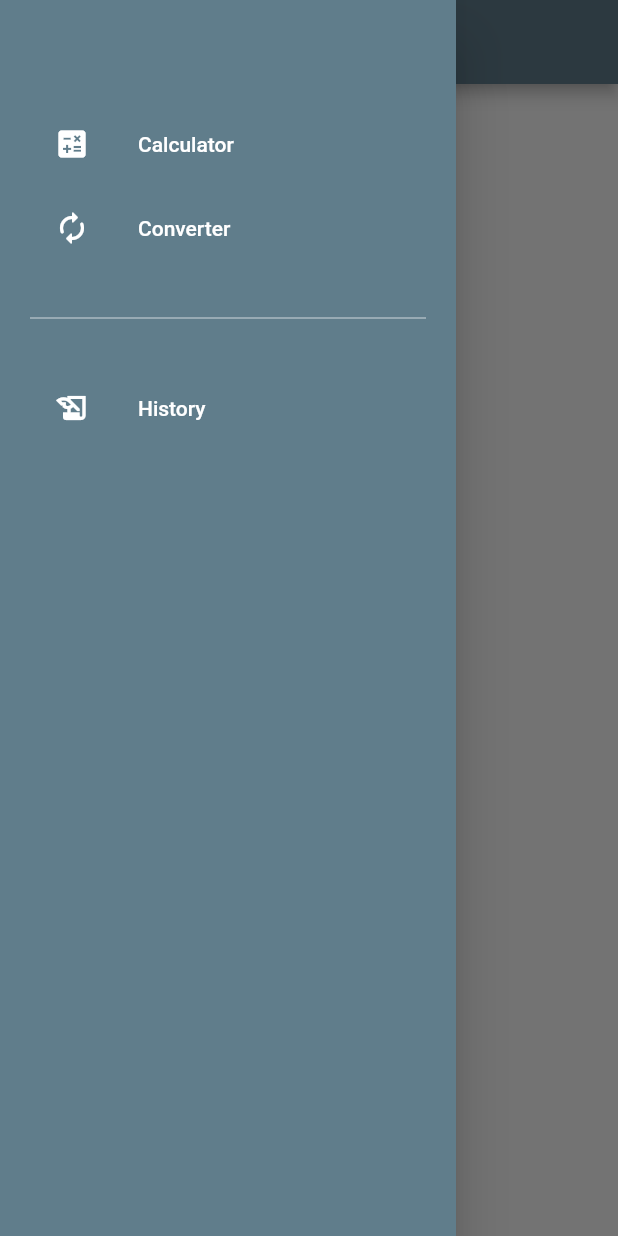
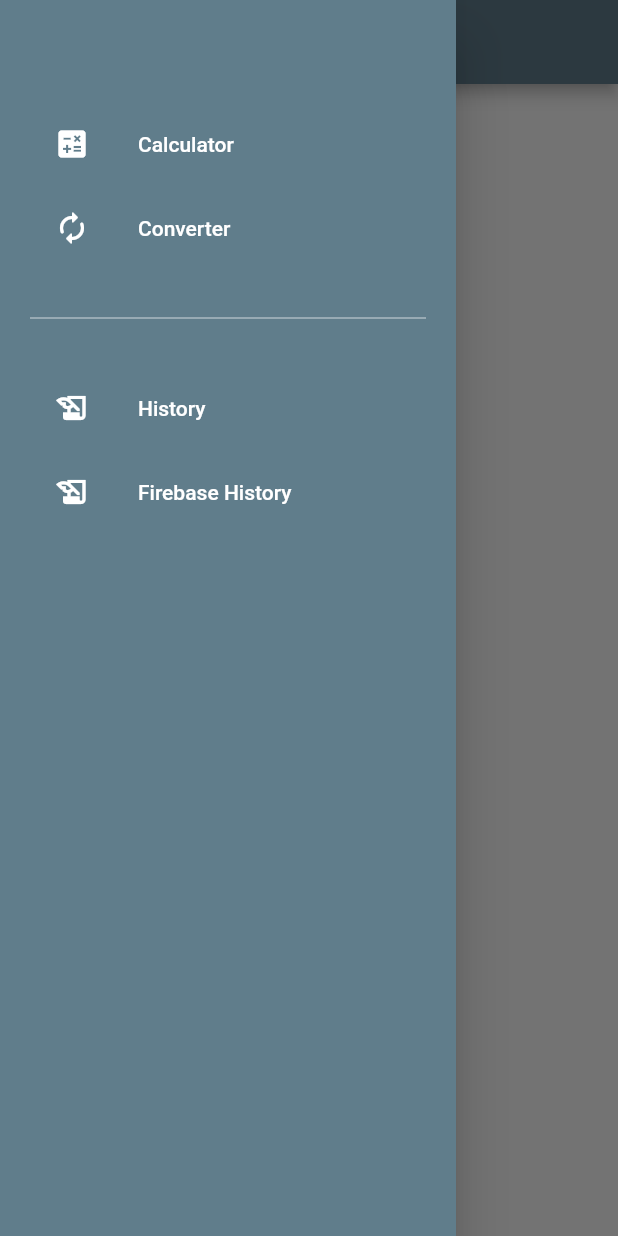
Before and after one commit to AhmedAlMadani/Calculator-app, a Flutter app: the HistoryScreen screen opened directly, with the side drawer open, on a phone screen of 412 x 824 dp. Run offline on Flutter 3.47's test engine with Material 2 defaults, Android fonts, the phone set to English and light mode, and no system bars; our stand-ins replace cloud_firestore, firebase_core, shared_preferences; accounts and stored records are empty.

Commit message:
Firebase update

```diff
--- a/lib/converter.dart
+++ b/lib/Converter/converter.dart
@@ -50,7 +50,7 @@ class _ConverterState extends State<Converter> {
   @override
   Widget build(BuildContext context) {
     return Scaffold(
-      drawer: NavigationDrawerWidget(),
+      drawer: const NavigationDrawerWidget(),
       backgroundColor: Colors.white,
       appBar: AppBar(
         title: const Text("Unit Converter"),
@@ -67,8 +67,8 @@ class _ConverterState extends State<Converter> {
                     const EdgeInsets.symmetric(vertical: 20, horizontal: 40),
                 child: TextField(
                   onChanged: (text) {
-                    var input = double.tryParse(
-                        text); //change string to double#############################################################################################
+                    var input =
+                        double.tryParse(text); //change string to double#####
                     if (input != null) {
                       setState(() {
                         userInput = input;
--- /dev/null
+++ b/lib/Database/database_manager.dart
@@ -0,0 +1,20 @@
+import 'package:cloud_firestore/cloud_firestore.dart';
+
+class DatabaseManager {
+  final CollectionReference calculationList =
+      FirebaseFirestore.instance.collection("calculationInfo");
+
+  Future<void> createHistoryData(String history) async {
+    return await calculationList.doc().set({'history': history});
+  }
+
+  getData() {
+    List<String> historyList = ["Test String"];
+    calculationList.get().then((QuerySnapshot querySnapshot) {
+      querySnapshot.docs.forEach((doc) {
+        historyList.add(doc["history"]);
+      });
+    });
+    return historyList;
+  }
+}
--- a/lib/history.dart
+++ b/lib/History/history.dart
@@ -19,6 +19,7 @@ class _HistoryScreenState extends State<HistoryScreen> {
 
   getData() async {
     SharedPreferences prefs = await SharedPreferences.getInstance();
+
     setState(() {
       historyList = prefs.getStringList('history')!.toList();
     });
@@ -46,21 +47,13 @@ class _HistoryScreenState extends State<HistoryScreen> {
     }
 
     return Scaffold(
-      drawer: NavigationDrawerWidget(),
+      drawer: const NavigationDrawerWidget(),
       appBar: AppBar(
         title: const Text("History"),
         centerTitle: true,
         backgroundColor: Colors.blueGrey,
       ),
-      body: Column(
-        mainAxisAlignment: MainAxisAlignment.spaceBetween,
-        children: <Widget>[
-          Padding(
-            padding: const EdgeInsets.all(8),
-            child: display(),
-          ),
-        ],
-      ),
+      body: display(),
     );
   }
 }
--- a/lib/main.dart
+++ b/lib/main.dart
@@ -1,8 +1,13 @@
 import 'package:calculator/widget/navigation_drawer_widget.dart';
+import 'package:firebase_core/firebase_core.dart';
 import 'package:flutter/material.dart';
 import 'package:shared_preferences/shared_preferences.dart';
 
-void main() {
+import 'Database/database_manager.dart';
+
+Future<void> main() async {
+  WidgetsFlutterBinding.ensureInitialized();
+  await Firebase.initializeApp();
   runApp(const MyApp());
 }
 
@@ -94,6 +99,8 @@ class _MyHomePageState extends State<MyHomePage> {
           " " +
           secondNum.toString() +
           " = $result";
+      historyList.add(history);
+      await DatabaseManager().createHistoryData(history);
     }
     if (buttonText == "^2") {
       history = firstNum.toString() +
@@ -101,10 +108,11 @@ class _MyHomePageState extends State<MyHomePage> {
           operation.toString() +
           ") " +
           " = $result";
+      historyList.add(history);
+      await DatabaseManager().createHistoryData(history);
     }
 
-    historyList.add(history);
-    historyList.remove('');
+    //historyList.remove('');
 
     SharedPreferences prefs = await SharedPreferences.getInstance();
     prefs.setStringList('history', historyList);
--- a/lib/widget/navigation_drawer_widget.dart
+++ b/lib/widget/navigation_drawer_widget.dart
@@ -1,12 +1,14 @@
 //import 'package:flutter/cupertino.dart';
 
-import 'package:calculator/converter.dart';
-import 'package:calculator/history.dart';
+import 'package:calculator/Converter/converter.dart';
+import 'package:calculator/History/firebase_history.dart';
+import 'package:calculator/History/history.dart';
 import 'package:calculator/main.dart';
 import 'package:flutter/material.dart';
 
 class NavigationDrawerWidget extends StatelessWidget {
   final padding = const EdgeInsets.symmetric(horizontal: 20, vertical: 20);
+  const NavigationDrawerWidget({Key? key}) : super(key: key);
 
   @override
   Widget build(BuildContext context) {
@@ -38,6 +40,12 @@ class NavigationDrawerWidget extends StatelessWidget {
               text: 'History',
               icon: Icons.history_edu,
               onClicked: () => selectedItem(context, 2),
+            ),
+            const SizedBox(height: 00),
+            buildMenuItem(
+              text: 'Firebase History',
+              icon: Icons.history_edu,
+              onClicked: () => selectedItem(context, 3),
             ),
           ],
         ),
@@ -79,6 +87,11 @@ class NavigationDrawerWidget extends StatelessWidget {
         Navigator.of(context).push(MaterialPageRoute(
           builder: (context) => const HistoryScreen(),
         ));
+        break;
+      case 3:
+        Navigator.of(context).push(MaterialPageRoute(
+          builder: (context) => const FirebaseData(),
+        ));
     }
   }
 }
```
Also changed, not shown: lib/History/firebase_history.dart (added, +76 -0 lines), pubspec.yaml (+10 -0 lines), package-lock.json (added), pubspec.lock, 4 other files.
